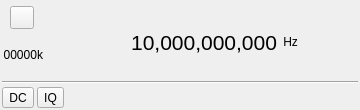
Before: the Qt Designer form plugins/samplesource/localinput/localinputgui.ui in f4exb/sdrangel, drawn with Qt 5.
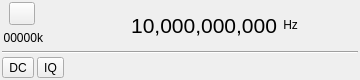
After: the same form once the commit is applied. Icons and pictures are not drawn. Custom widgets are drawn as their Qt base class.

```diff
--- a/plugins/samplesource/localinput/localinputgui.ui
+++ b/plugins/samplesource/localinput/localinputgui.ui
@@ -7,13 +7,25 @@
     <x>0</x>
     <y>0</y>
     <width>360</width>
-    <height>110</height>
+    <height>80</height>
    </rect>
   </property>
+  <property name="sizePolicy">
+   <sizepolicy hsizetype="Fixed" vsizetype="Fixed">
+    <horstretch>0</horstretch>
+    <verstretch>0</verstretch>
+   </sizepolicy>
+  </property>
   <property name="minimumSize">
    <size>
     <width>360</width>
-    <height>0</height>
+    <height>80</height>
+   </size>
+  </property>
+  <property name="maximumSize">
+   <size>
+    <width>360</width>
+    <height>110</height>
    </size>
   </property>
   <property name="font">
@@ -43,15 +55,24 @@
    </property>
    <item>
     <layout class="QHBoxLayout" name="horizontalLayout_freq">
-     <property name="topMargin">
-      <number>4</number>
-     </property>
      <item>
       <layout class="QVBoxLayout" name="deviceUILayout">
        <item>
         <layout class="QHBoxLayout" name="deviceButtonsLayout">
          <item>
           <widget class="ButtonSwitch" name="startStop">
+           <property name="sizePolicy">
+            <sizepolicy hsizetype="Preferred" vsizetype="Preferred">
+             <horstretch>0</horstretch>
+             <verstretch>0</verstretch>
+            </sizepolicy>
+           </property>
+           <property name="maximumSize">
+            <size>
+             <width>26</width>
+             <height>16777215</height>
+            </size>
+           </property>
            <property name="toolTip">
             <string>start/stop acquisition</string>
            </property>
```
